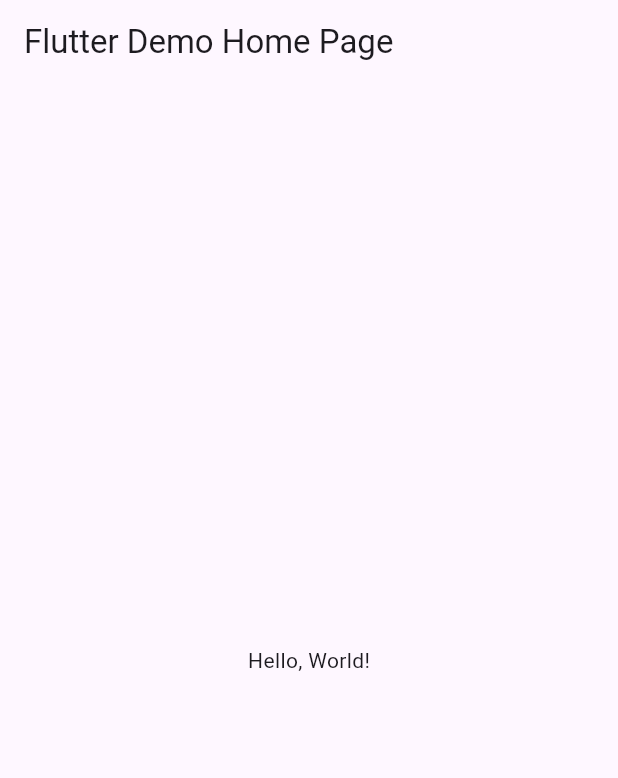
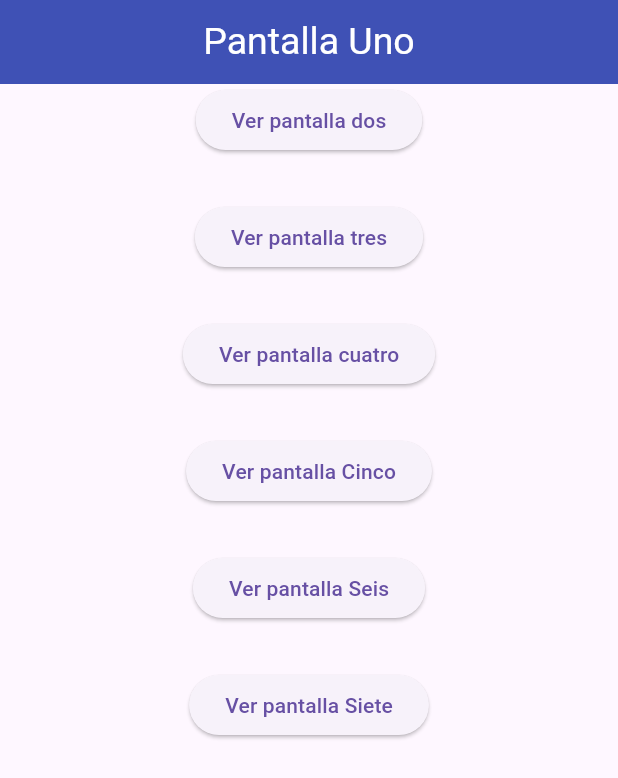
Before and after one commit to Ailin-Miscles-5J/Act3_Rutas_Miscles, a Flutter app: the screen it shows after launch, on a phone screen of 412 x 824 dp. Shown: the top 778 px of the screen. Run offline on Flutter 3.47's test engine with Material 3 defaults, Android fonts, the phone set to English and light mode, and no system bars.

Commit message:
subir dos

```diff
--- a/lib/main.dart
+++ b/lib/main.dart
@@ -1,43 +1,33 @@
 import 'package:flutter/material.dart';
 
-void main() => runApp(MyApp());
+import 'package:miscles/pagina_cinco.dart';
+import 'package:miscles/pagina_cuatro.dart';
+import 'package:miscles/pagina_seis.dart';
+import 'package:miscles/pagina_siete.dart';
+import 'package:miscles/pagina_uno.dart';
+import 'package:miscles/pagina_dos.dart';
+import 'package:miscles/pagina_tres.dart';
 
-class MyApp extends StatelessWidget {
-  const MyApp({super.key});
-  // This widget is the root of your application.
+void main() => runApp(MiRutasApp());
+
+class MiRutasApp extends StatelessWidget {
+  const MiRutasApp({Key? key}) : super(key: key);
+
   @override
   Widget build(BuildContext context) {
     return MaterialApp(
-      // Application name
-      title: 'Flutter Hello World',
-      // Application theme data, you can set the colors for the application as
-      // you want
-      theme: ThemeData(
-        // useMaterial3: false,
-        primarySwatch: Colors.blue,
-      ),
-      // A widget which will be started on application startup
-      home: MyHomePage(title: 'Flutter Demo Home Page'),
+      debugShowCheckedModeBanner: false,
+      title: "Entre paginas Routes",
+      initialRoute: '/',
+      routes: {
+        '/': (context) => const PantallaUno(),
+        '/pantalla2': (context) => const PantallaDos(),
+        '/pantalla3': (context) => const PantallaTres(),
+        '/pantalla4': (context) => const PantallaCuatro(),
+        '/pantalla5': (context) => const PantallaCinco(),
+        '/pantalla6': (context) => const PantallaSeis(),
+        '/pantalla7': (context) => PantallaSiete(),
+      },
     );
   }
 }
-
-class MyHomePage extends StatelessWidget {
-  final String title;
-  const MyHomePage({super.key, required this.title});
-
-  @override
-  Widget build(BuildContext context) {
-    return Scaffold(
-      appBar: AppBar(
-        // The title text which will be shown on the action bar
-        title: Text(title),
-      ),
-      body: Center(
-        child: Text(
-          'Hello, World!',
-        ),
-      ),
-    );
-  }
-}
--- /dev/null
+++ b/lib/pagina_uno.dart
@@ -0,0 +1,89 @@
+import 'package:flutter/material.dart';
+
+class PantallaUno extends StatelessWidget {
+  const PantallaUno({Key? key}) : super(key: key);
+
+  @override
+  Widget build(BuildContext context) {
+    return Scaffold(
+      appBar: AppBar(
+        title: const Text(
+          "Pantalla Uno",
+          style: const TextStyle(
+            color: Colors.white, // Letra blanca
+            fontSize: 25.0, // Tamaño de la letra 15
+          ),
+        ),
+        backgroundColor: Colors.indigo,
+        centerTitle: true,
+      ),
+      body: Column(
+        children: [
+          Center(
+            child: ElevatedButton(
+              onPressed: () {
+                Navigator.pushNamed(context, '/pantalla2');
+              },
+              child: const Text('Ver pantalla dos'),
+            ),
+          ),
+          SizedBox(
+            height: 30,
+          ),
+          Center(
+            child: ElevatedButton(
+              onPressed: () {
+                Navigator.pushNamed(context, '/pantalla3');
+              },
+              child: const Text('Ver pantalla tres'),
+            ),
+          ),
+          SizedBox(
+            height: 30,
+          ),
+          Center(
+            child: ElevatedButton(
+              onPressed: () {
+                Navigator.pushNamed(context, '/pantalla4');
+              },
+              child: const Text('Ver pantalla cuatro'),
+            ),
+          ),
+          SizedBox(
+            height: 30,
+          ),
+          Center(
+            child: ElevatedButton(
+              onPressed: () {
+                Navigator.pushNamed(context, '/pantalla5');
+              },
+              child: const Text('Ver pantalla Cinco'),
+            ),
+          ),
+          SizedBox(
+            height: 30,
+          ),
+          Center(
+            child: ElevatedButton(
+              onPressed: () {
+                Navigator.pushNamed(context, '/pantalla6');
+              },
+              child: const Text('Ver pantalla Seis'),
+            ),
+          ),
+          SizedBox(
+            height: 30,
+          ),
+          Center(
+            child: ElevatedButton(
+              onPressed: () {
+                Navigator.pushNamed(context, '/pantalla7');
+              },
+              child: const Text('Ver pantalla Siete'),
+            ),
+          ),
+        ],
+      ),
+    );
+  }
+}
```
Also changed, not shown: lib/pagina_cinco.dart (added, +64 -0 lines), lib/pagina_cuatro.dart (added, +92 -0 lines), lib/pagina_dos.dart (added, +64 -0 lines), lib/pagina_seis.dart (added, +74 -0 lines), lib/pagina_siete.dart (added, +124 -0 lines), lib/pagina_tres.dart (added, +66 -0 lines).
